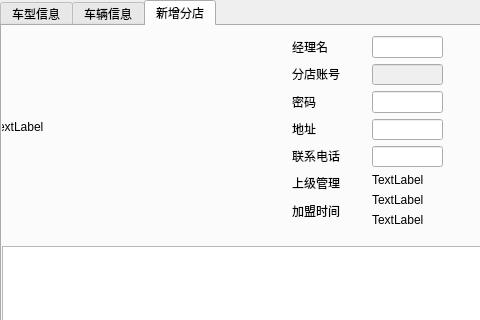
Qt form admin.ui (TommyLee96/car-rent) before a commit; both pictures show x 0 to 480 and y 0 to 320 of the 833 by 488 pixel window.
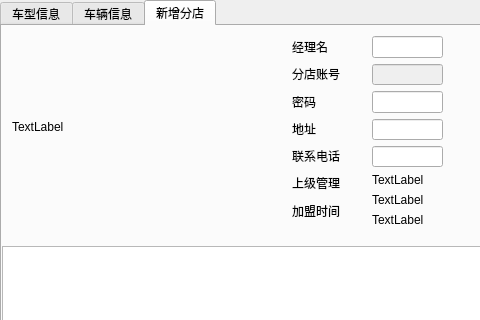
The same form after that commit. The open tabs and pages were chosen to show the change. Icons and pictures are not drawn.

What changed in the file:
```diff
--- a/admin.ui
+++ b/admin.ui
@@ -894,7 +894,7 @@
     <widget class="QLabel" name="label_41">
      <property name="geometry">
       <rect>
-       <x>-10</x>
+       <x>10</x>
        <y>10</y>
        <width>281</width>
        <height>181</height>
```
Left out of the diff: 8 changed lines with no effect on the pictures.
